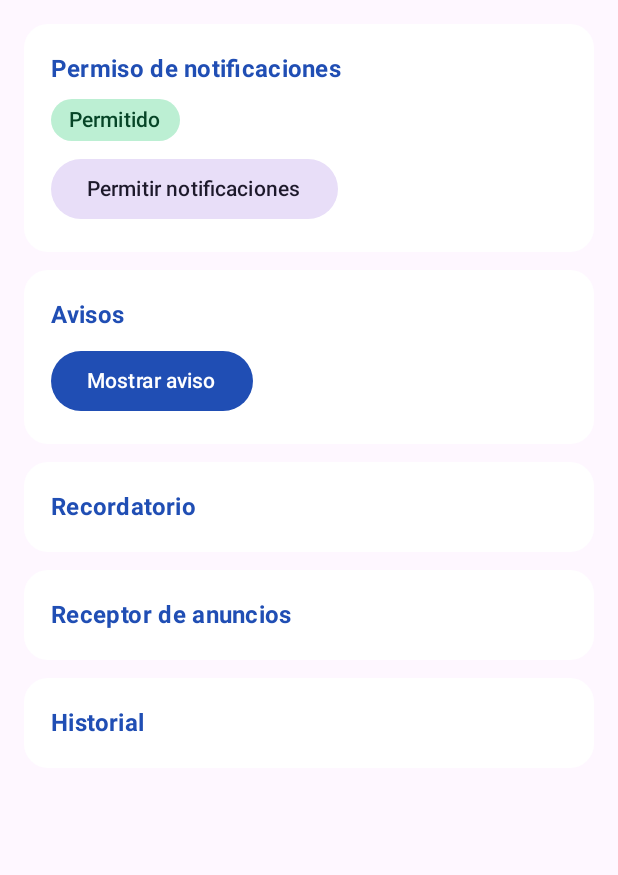
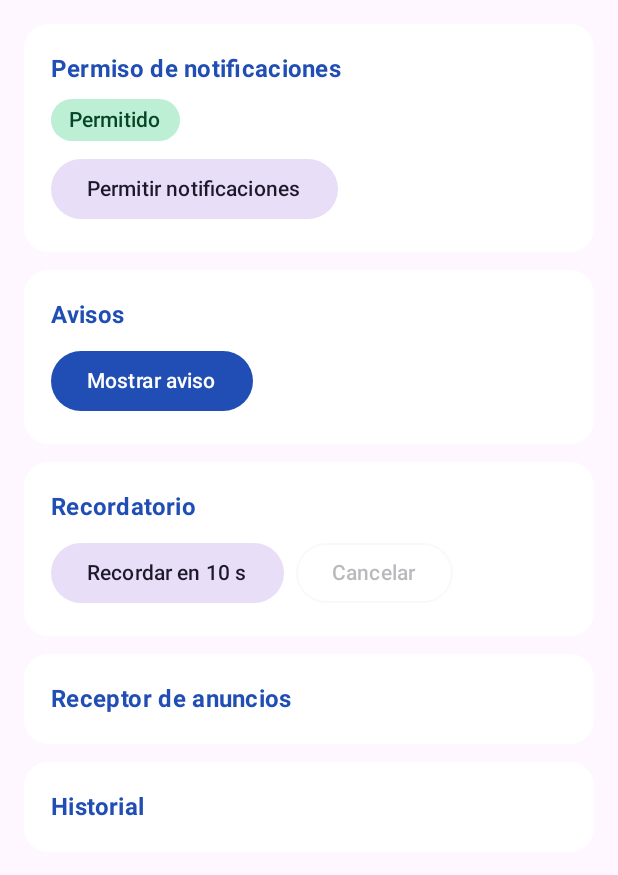
Before and after one commit to israelhuamanh/AvisosCampus, an Android app built with Jetpack Compose: the screen it shows after launch (MainActivity), on a phone screen of 412 x 824 dp, the part 96-971 px from its top. Run offline under Robolectric (Android 15) with nearby library versions, the phone set to English and light mode, and no system bars.

Commit message:
feat(recordatorio): cuenta regresiva con corrutina y cancelacion

```diff
--- a/app/src/main/java/com/tecsup/avisoscampus/ui/PantallaAvisos.kt
+++ b/app/src/main/java/com/tecsup/avisoscampus/ui/PantallaAvisos.kt
@@ -34,7 +34,7 @@ internal fun Tarjeta(titulo: String, contenido: @Composable ColumnScope.() -> Un
     }
 }
 
-@OptIn(ExperimentalMaterial3Api::class)
+@OptIn(ExperimentalMaterial3Api::class, ExperimentalLayoutApi::class)
 @Composable
 fun PantallaAvisos(vm: AvisosViewModel) {
     val contexto = LocalContext.current
@@ -48,6 +48,7 @@ fun PantallaAvisos(vm: AvisosViewModel) {
     LaunchedEffect(vm, contexto) {
         vm.eventos.collect { aviso -> Notificador.mostrar(contexto, aviso) }
     }
+    val faltan by vm.faltan.collectAsState()
     Scaffold(topBar = {
         TopAppBar(title = { Text("AvisosCampus", fontWeight = FontWeight.Bold) },
             colors = TopAppBarDefaults.topAppBarColors(containerColor = MaterialTheme.colorScheme.primary,
@@ -75,7 +76,18 @@ fun PantallaAvisos(vm: AvisosViewModel) {
                 Tarjeta("Avisos") {
                     Button(onClick = vm::avisarAhora) { Text("Mostrar aviso") }
                 }
-                Tarjeta("Recordatorio") {}
+                Tarjeta("Recordatorio") {
+                    FlowRow(horizontalArrangement = Arrangement.spacedBy(8.dp)) {
+                        FilledTonalButton(onClick = { vm.recordarEn() }, enabled = faltan == null) {
+                            Text("Recordar en 10 s")
+                        }
+                        OutlinedButton(onClick = vm::cancelarRecordatorio, enabled = faltan != null) {
+                            Text("Cancelar")
+                        }
+                    }
+                    faltan?.let { Text("Faltan $it s", style = MaterialTheme.typography.titleLarge,
+                        color = MaterialTheme.colorScheme.primary) }
+                }
                 Tarjeta("Receptor de anuncios") {}
                 Tarjeta("Historial") {}
             }
```
Also changed, not shown: app/src/main/java/com/tecsup/avisoscampus/viewmodel/AvisosViewModel.kt (+20 -0 lines).
